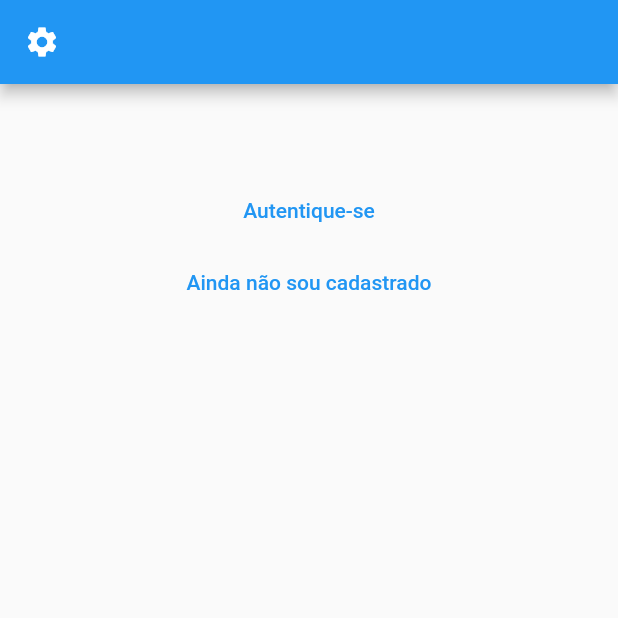
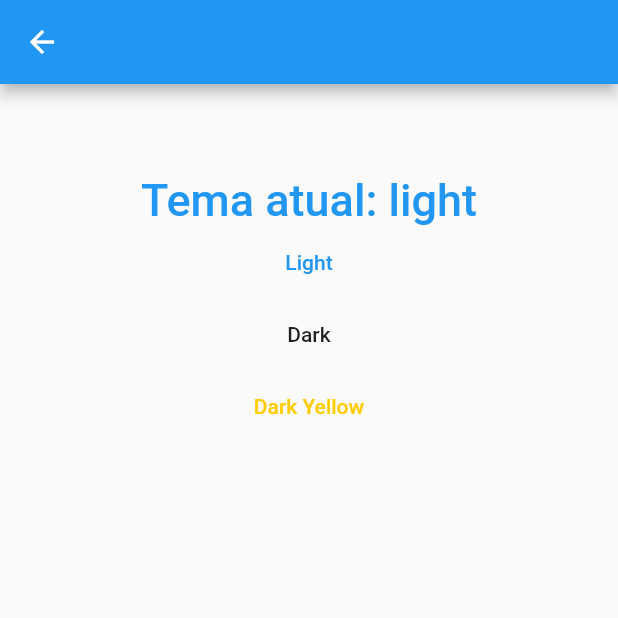
Before and after one commit to darini/app-shopping-using-cubits, a Flutter app: the AccountPage screen opened directly, after a tap on the "settings" icon, on a phone screen of 412 x 824 dp, the top half of it. Run offline on Flutter 3.47's test engine with Material 2 defaults, Android fonts, the phone set to English and light mode, and no system bars; our stand-ins replace dio, equatable, flutter_bloc, get_it, injectable, shared_preferences; missing offline and left inert: shared_preferences_web; accounts and stored records are empty; network calls fail.

Commit message:
feat(AppTheme): add Settings Page, to change theme

```diff
--- a/lib/main.dart
+++ b/lib/main.dart
@@ -1,6 +1,4 @@
 import 'package:flutter/material.dart';
-import 'package:shopping2/ui/account/auth/cubits/auth_cubit.dart';
-import 'package:shopping2/ui/products/cubits/product_cubit.dart';
 
 import 'di/di.dart';
 import 'ui/app/pages/app.dart';
@@ -9,7 +7,5 @@ void main() {
   configureDependencies();
   WidgetsFlutterBinding.ensureInitialized();
 
-  //getIt<ProductCubit>().getAll();
-
   runApp(const MyApp());
 }
--- a/lib/ui/account/pages/account_page.dart
+++ b/lib/ui/account/pages/account_page.dart
@@ -5,6 +5,7 @@ import 'package:shopping2/ui/account/auth/widgets/authenticated_user_card.widget
 import 'package:shopping2/ui/account/auth/widgets/unauthenticated_user_card.widget.dart';
 import 'package:shopping2/ui/account/cubits/account_cubit.dart';
 import 'package:shopping2/ui/app/enums/enums.dart';
+import 'package:shopping2/ui/app/pages/settings_page.dart';
 import 'package:shopping2/ui/app/widgets/loader.widget.dart';
 import 'package:shopping2/ui/app/widgets/my_snackBar.dart';
 
@@ -54,11 +55,11 @@ class AccountPage extends StatelessWidget {
             appBar: AppBar(
               leading: TextButton(
                 onPressed: () {
-                  // Navigator.of(context).push(
-                  //   MaterialPageRoute(
-                  //     builder: (context) => ,
-                  //   ),
-                  // );
+                  Navigator.of(context).push(
+                    MaterialPageRoute(
+                      builder: (context) => const SettingsPage(),
+                    ),
+                  );
                 },
                 child: const Icon(
                   Icons.settings,
--- /dev/null
+++ b/lib/ui/app/cubits/settings_cubit.dart
@@ -0,0 +1,17 @@
+import 'package:equatable/equatable.dart';
+import 'package:flutter_bloc/flutter_bloc.dart';
+import 'package:injectable/injectable.dart';
+import 'package:shopping2/util/constants.dart';
+
+part 'settings_state.dart';
+
+@singleton
+class SettingsCubit extends Cubit<SettingsState> {
+  SettingsCubit() : super(const SettingsState._());
+
+  changeTheme(String theme) async {
+    emit(
+      SettingsState.change(theme),
+    );
+  }
+}
--- /dev/null
+++ b/lib/ui/app/cubits/settings_state.dart
@@ -0,0 +1,14 @@
+part of 'settings_cubit.dart';
+
+class SettingsState extends Equatable {
+  final String currentTheme;
+
+  String get getTheme => currentTheme;
+
+  const SettingsState._({this.currentTheme = 'light'});
+
+  const SettingsState.change(String theme) : this._(currentTheme: theme);
+
+  @override
+  List<Object?> get props => [currentTheme];
+}
--- /dev/null
+++ b/lib/ui/app/pages/settings_page.dart
@@ -0,0 +1,33 @@
+import 'package:flutter/material.dart';
+import 'package:shopping2/ui/app/widgets/button_theme.dart';
+import 'package:shopping2/util/constants.dart';
+
+class SettingsPage extends StatelessWidget {
+  const SettingsPage({Key? key}) : super(key: key);
+
+  @override
+  Widget build(BuildContext context) {
+    return Scaffold(
+      appBar: AppBar(),
+      body: ListView(
+        children: <Widget>[
+          const SizedBox(
+            height: 60,
+          ),
+          Text(
+            'Tema atual: $theme',
+            textAlign: TextAlign.center,
+            style: TextStyle(
+              fontSize: 30,
+              color: Theme.of(context).primaryColor,
+              fontWeight: FontWeight.w500,
+            ),
+          ),
+          const ButtonThemeSettings(theme: 'light'),
+          const ButtonThemeSettings(theme: 'dark'),
+          const ButtonThemeSettings(theme: 'dark-yellow'),
+        ],
+      ),
+    );
+  }
+}
--- /dev/null
+++ b/lib/ui/app/widgets/button_theme.dart
@@ -0,0 +1,60 @@
+import 'package:flutter/material.dart';
+import 'package:flutter_bloc/flutter_bloc.dart';
+import 'package:shopping2/ui/app/cubits/settings_cubit.dart';
+
+class ButtonThemeSettings extends StatelessWidget {
+  final String theme;
+
+  const ButtonThemeSettings({Key? key, required this.theme}) : super(key: key);
+
+  @override
+  Widget build(BuildContext context) {
+    return TextButton(
+      onPressed: () {
+        context.read<SettingsCubit>().changeTheme(theme);
+      },
+      child: textTheme(),
+    );
+  }
+
+  Widget textTheme() {
+    switch (theme) {
+      case 'light':
+        {
+          return const Text(
+            'Light',
+            style: TextStyle(
+              color: Colors.blue,
+            ),
+          );
+        }
+      case 'dark':
+        {
+          return const Text(
+            'Dark',
+            style: TextStyle(
+              color: Color.fromARGB(255, 32, 31, 31),
+            ),
+          );
+        }
+      case 'dark-yellow':
+        {
+          return const Text(
+            'Dark Yellow',
+            style: TextStyle(
+              color: Color(0xFFFFCC00),
+            ),
+          );
+        }
+      default:
+        {
+          return const Text(
+            'Light',
+            style: TextStyle(
+              color: Colors.blue,
+            ),
+          );
+        }
+    }
+  }
+}
--- /dev/null
+++ b/lib/ui/app/widgets/theme_widget.dart
@@ -0,0 +1,42 @@
+import 'package:flutter/material.dart';
+import 'package:flutter_bloc/flutter_bloc.dart';
+import 'package:shopping2/ui/app/cubits/settings_cubit.dart';
+import 'package:shopping2/ui/app/pages/tabs.page.dart';
+import 'package:shopping2/ui/themes/dark_theme.dart';
+import 'package:shopping2/ui/themes/dark_yellow_theme.dart';
+import 'package:shopping2/ui/themes/light_theme.dart';
+
+class ThemeWidget extends StatelessWidget {
+  const ThemeWidget({Key? key}) : super(key: key);
+  @override
+  Widget build(BuildContext context) {
+    return BlocBuilder<SettingsCubit, SettingsState>(
+      buildWhen: (previous, current) =>
+          previous.currentTheme != current.currentTheme,
+      builder: (context, state) {
+        return MaterialApp(
+          debugShowCheckedModeBanner: false,
+          title: 'Shopping',
+          theme: getTheme(state.getTheme),
+          home: const DefaultTabController(
+            length: 3,
+            child: TabsPage(),
+          ),
+        );
+      },
+    );
+  }
+
+  ThemeData getTheme(String theme) {
+    switch (theme) {
+      case 'light':
+        return lightTheme();
+      case 'dark':
+        return darkTheme();
+      case 'dark-yellow':
+        return darkYellowTheme();
+      default:
+        return lightTheme();
+    }
+  }
+}
```
Also changed, not shown: lib/ui/app/pages/app.dart (+7 -12 lines), lib/ui/themes/dark_theme.dart (added, +17 -0 lines), lib/ui/themes/dark_yellow_theme.dart (added, +16 -0 lines), lib/ui/themes/light_theme.dart (added, +16 -0 lines), lib/di/di.config.dart, 1 other file.
